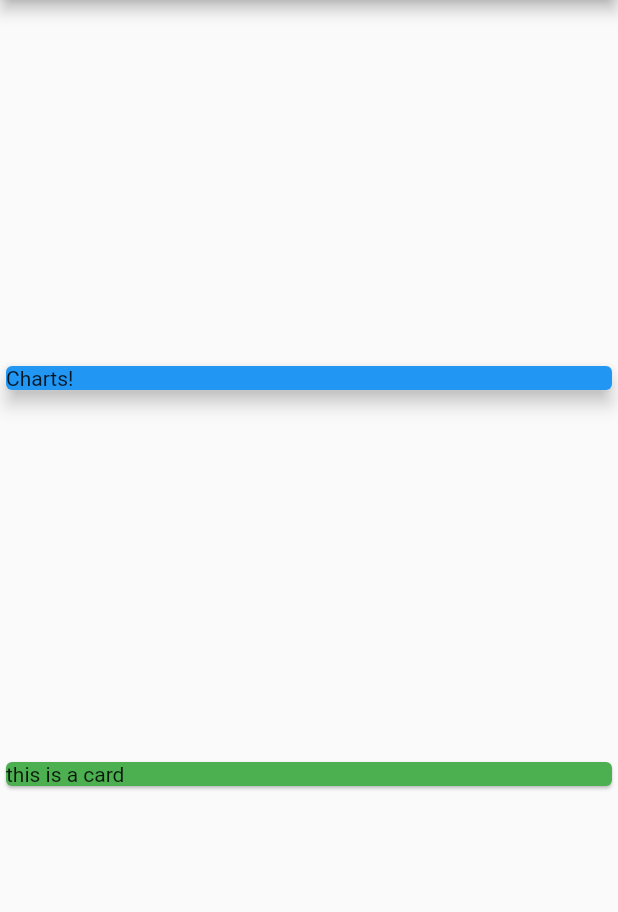
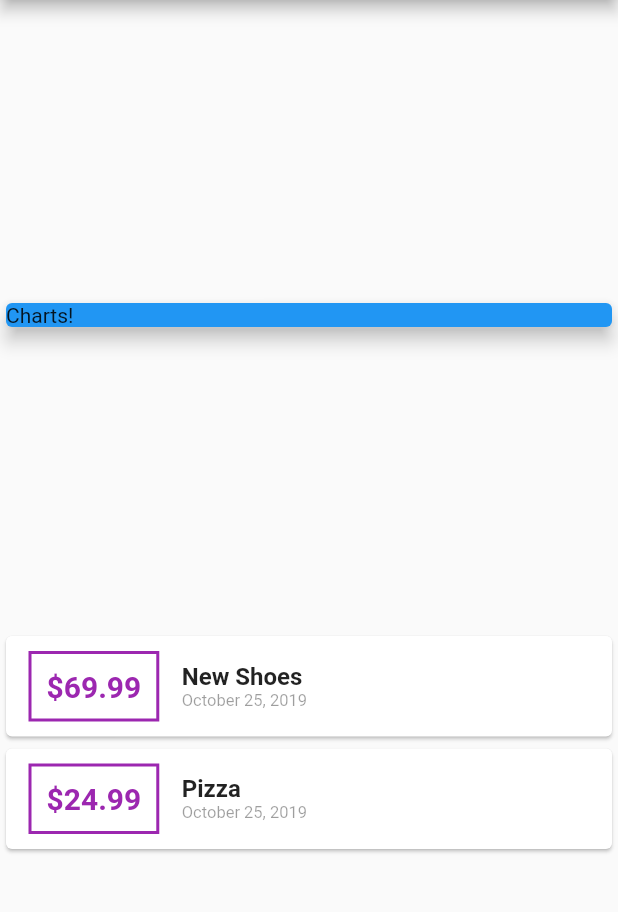
Before and after one commit to SavvyChap/expense_tracker, a Flutter app: the screen it shows after launch, on a phone screen of 412 x 824 dp, the part 84-996 px from its top. Run offline on Flutter 3.47's test engine with Material 2 defaults, Android fonts, the phone set to English and light mode, and no system bars.

Commit message:
Configured card design for the individual expenses.

```diff
--- a/lib/main.dart
+++ b/lib/main.dart
@@ -1,4 +1,5 @@
 import 'package:flutter/material.dart';
+import 'package:intl/intl.dart';
 
 import './transaction.dart';
 
@@ -17,10 +18,10 @@ class MyApp extends StatelessWidget {
 class MyHomePage extends StatelessWidget {
   final List<Transaction> transactions = [
     Transaction(
-        id: 't1',
-        title: 'New Shoes',
-        amount: 69.99,
-        date: DateTime.now()
+      id: 't1',
+      title: 'New Shoes',
+      amount: 69.99,
+      date: DateTime.now()
     ),
     Transaction(
       id: 't2',
@@ -48,10 +49,56 @@ class MyHomePage extends StatelessWidget {
               elevation: 5,
             ),
           ),
-        Card(
-          color: Colors.green,
-          child: Text('this is a card'),
-        ),
+        Column(
+          children: transactions.map((tx) {
+            return Card(
+              child: Row(
+                children: <Widget>[
+                  Container(
+                    margin: EdgeInsets.symmetric(
+                      vertical: 10,
+                      horizontal: 15,
+                    ),
+                    decoration: BoxDecoration(
+                      border: Border.all(
+                        color: Colors.purple,
+                        width: 2,
+                      ),
+                    ),
+                    padding: EdgeInsets.all(10),
+                    child: Text(
+                      '\$${tx.amount}',
+                      style: TextStyle(
+                        fontWeight: FontWeight.bold,
+                        fontSize: 20,
+                        color: Colors.purple,
+                      ),
+                    ),
+                  ),
+                  Column(
+                    crossAxisAlignment: CrossAxisAlignment.start,
+                    children: <Widget>[
+                      Text(
+                        tx.title,
+                        style: TextStyle(
+                          fontWeight: FontWeight.bold,
+                          fontSize: 16,
+                        ),
+                      ),
+                      Text(
+                        DateFormat.yMMMMd().format(tx.date),
+                        style: TextStyle(
+                          fontSize: 11,
+                          color: Colors.black38,
+                        ),
+                      ),
+                    ],
+                  ),
+                ],
+              ),
+            );
+          }).toList(),
+        )
       ],),
     );
   }
--- a/pubspec.yaml
+++ b/pubspec.yaml
@@ -19,6 +19,7 @@ environment:
 dependencies:
   flutter:
     sdk: flutter
+  intl: ^0.15.8
 
   # The following adds the Cupertino Icons font to your application.
   # Use with the CupertinoIcons class for iOS style icons.
```
Also changed, not shown: pubspec.lock.
